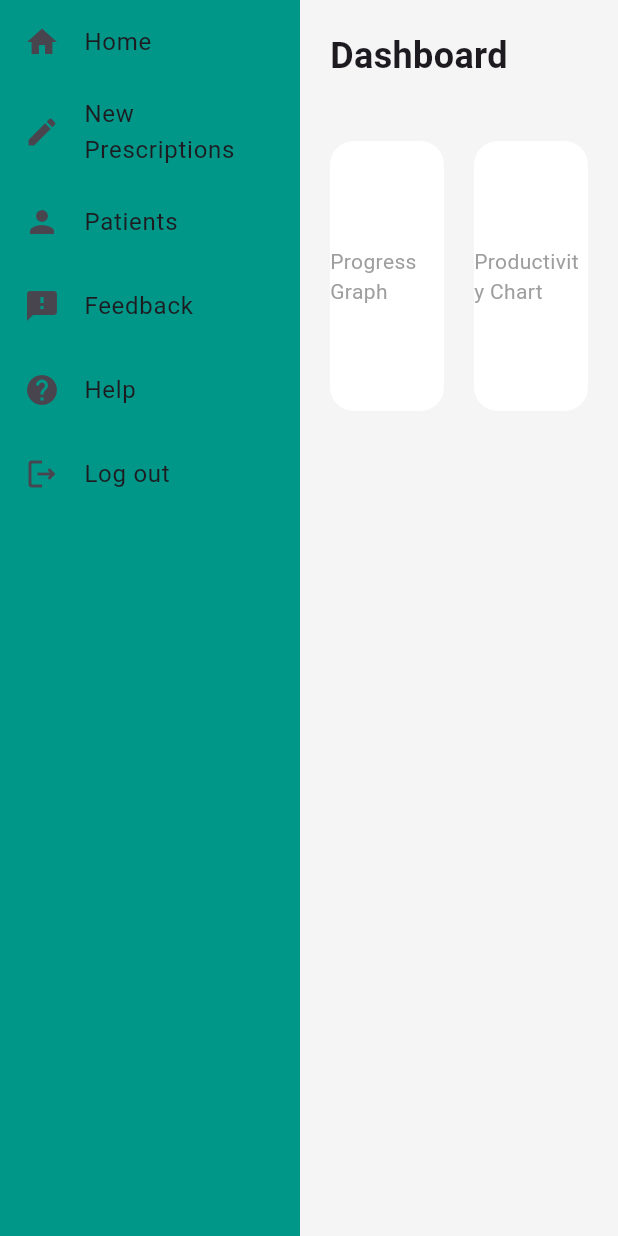
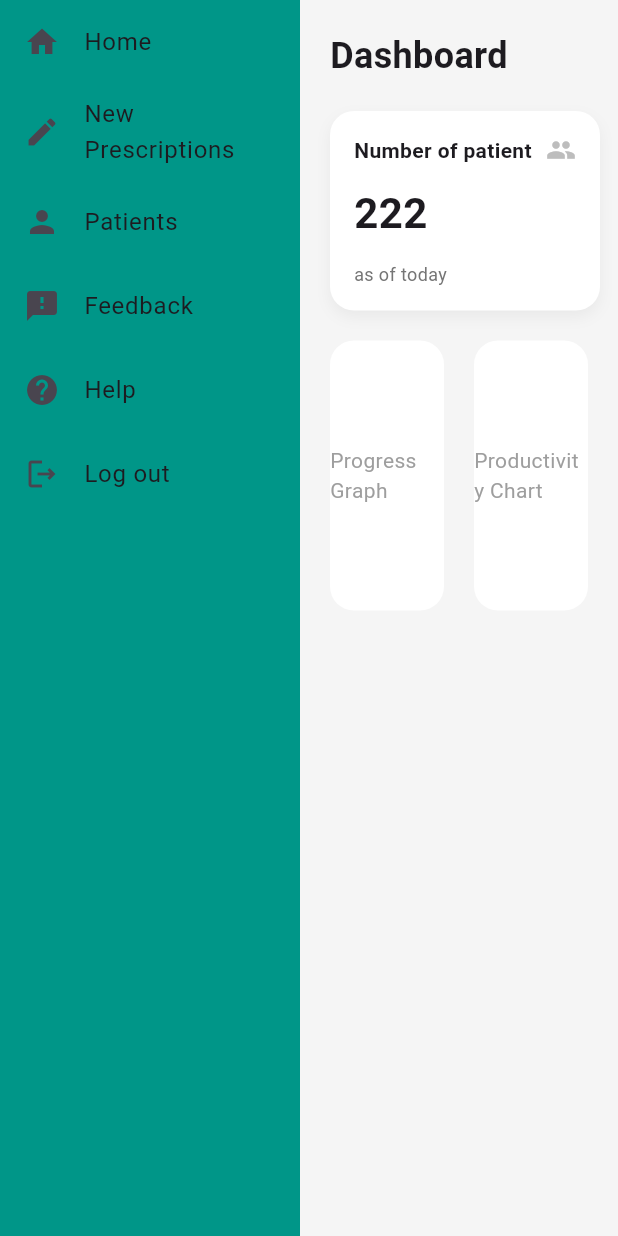
Before and after one commit to saadmajaly/Prescripto, a Flutter app: the physicianHome screen opened directly, on a phone screen of 412 x 824 dp. Run offline on Flutter 3.47's test engine with Material 3 defaults, Android fonts, the phone set to English and light mode, and no system bars; our stand-ins replace drift, drift_flutter, shared_preferences; accounts and stored records are empty; generated files the repository leaves out were written again; statements that could not run were skipped.

Commit message:
change home page front

```diff
--- a/lib/physician/Home/Home.dart
+++ b/lib/physician/Home/Home.dart
@@ -13,26 +13,23 @@ class physicianHome extends StatelessWidget {
   Widget build(BuildContext context) {
     return Scaffold(
       backgroundColor: const Color(0xFFF5F5F5),
-
       body: Row(
         children: [
           // Sidebar Menu
           Container(
             width: 200,
-        color: const Color.fromARGB(255, 0, 150, 136),  // #009688
-
+            color: const Color.fromARGB(255, 0, 150, 136), // #009688
             child: Column(
               crossAxisAlignment: CrossAxisAlignment.start,
               children: [
                 ListTile(
-                  leading: Icon(Icons.home),
-                  title: Text('Home'),
-                  onTap: () {
-                  },
+                  leading: const Icon(Icons.home),
+                  title: const Text('Home'),
+                  onTap: () {},
                 ),
                 ListTile(
-                  leading: Icon(Icons.edit),
-                  title: Text('New Prescriptions'),
+                  leading: const Icon(Icons.edit),
+                  title: const Text('New Prescriptions'),
                   onTap: () {
                     Navigator.push(
                       context,
@@ -44,14 +41,15 @@ class physicianHome extends StatelessWidget {
                   leading: const Icon(Icons.person),
                   title: const Text('Patients'),
                   onTap: () {
-              Navigator.push(context, MaterialPageRoute(builder: (context) => Patients()));
+                    Navigator.push(
+                      context,
+                      MaterialPageRoute(builder: (context) => Patients()),
+                    );
                   },
                 ),
-
-
                 ListTile(
-                  leading: Icon(Icons.feedback),
-                  title: Text('Feedback'),
+                  leading: const Icon(Icons.feedback),
+                  title: const Text('Feedback'),
                   onTap: () {
                     Navigator.push(
                       context,
@@ -60,19 +58,17 @@ class physicianHome extends StatelessWidget {
                   },
                 ),
                 ListTile(
-                  leading: Icon(Icons.help),
-                  title: Text('Help'),
+                  leading: const Icon(Icons.help),
+                  title: const Text('Help'),
                   onTap: () {},
                 ),
                 ListTile(
-                  leading: Icon(Icons.logout_outlined),
-                  title: Text('Log out'),
+                  leading: const Icon(Icons.logout_outlined),
+                  title: const Text('Log out'),
                   onTap: () {
-                    // Clear user data if needed
-                    // Then navigate to login screen
                     Navigator.pushAndRemoveUntil(
                       context,
-                      MaterialPageRoute(builder: (context) => WebLoginPage ()),
+                      MaterialPageRoute(builder: (context) => WebLoginPage()),
                       (route) => false,
                     );
                   },
@@ -89,66 +85,161 @@ class physicianHome extends StatelessWidget {
                 crossAxisAlignment: CrossAxisAlignment.start,
                 children: [
                   // Header
-                  Row(
+                  const Row(
                     mainAxisAlignment: MainAxisAlignment.spaceBetween,
                     children: [
-                      const Text('Dashboard', style: TextStyle(fontSize: 24, fontWeight: FontWeight.bold)),
-
+                      Text(
+                        'Dashboard',
+                        style: TextStyle(
+                          fontSize: 24,
+                          fontWeight: FontWeight.bold,
+                        ),
+                      ),
                     ],
                   ),
 
                   const SizedBox(height: 20),
 
+                  // ==== STATISTIC CARD ROW ====
+                  const Row(
+                    children: [
+                      StatCard(
+                        title: 'Number of patient',
+                        value: '222',
+                        footnote: 'as of today',
+                        topRightIcon: Icons.people,
+                      ),
+                    ],
+                  ),
 
                   const SizedBox(height: 20),
 
-                  // Charts and Task
+                  // Charts or other content
                   Expanded(
                     child: Row(
                       crossAxisAlignment: CrossAxisAlignment.start,
                       children: [
-                        // Left side with Progress and Skills
                         Expanded(
                           flex: 2,
-                          child: Column(
-                            children: [
-                              _buildPlaceholder(height: 180, label: 'Progress Graph'),
-
-                            ],
+                          child: _buildPlaceholder(
+                            height: 180,
+                            label: 'Progress Graph',
                           ),
                         ),
                         const SizedBox(width: 20),
-                        // Right side with Productivity and Tasks
                         Expanded(
                           flex: 2,
-                          child: Column(
-                            children: [
-                              _buildPlaceholder(height: 180, label: 'Productivity Chart'),
-
+                          child: _buildPlaceholder(
+                            height: 180,
+                            label: 'Productivity Chart',
+                          ),
+                        ),
                       ],
                     ),
                   ),
                 ],
               ),
-                  )
-                ],
             ),
           ),
-          )
         ],
       ),
     );
   }
-
 }
 
-  Widget _buildPlaceholder({required double height, required String label}) {
+/// Placeholder for charts
+Widget _buildPlaceholder({
+  required double height,
+  required String label,
+}) {
   return Container(
     height: height,
     decoration: BoxDecoration(
       color: Colors.white,
       borderRadius: BorderRadius.circular(16),
     ),
-      child: Center(child: Text(label, style: const TextStyle(color: Colors.grey))),
+    child: Center(
+      child: Text(
+        label,
+        style: const TextStyle(color: Colors.grey),
+      ),
+    ),
   );
 }
+
+/// Simplified StatCard (only title, value, footnote)
+class StatCard extends StatelessWidget {
+  final String title;
+  final String value;
+  final String footnote;
+  final IconData topRightIcon;
+
+  const StatCard({
+    Key? key,
+    required this.title,
+    required this.value,
+    required this.footnote,
+    required this.topRightIcon,
+  }) : super(key: key);
+
+  @override
+  Widget build(BuildContext context) {
+    return Container(
+      width: 180,
+      padding: const EdgeInsets.all(16),
+      decoration: BoxDecoration(
+        color: Colors.white,
+        borderRadius: BorderRadius.circular(16),
+        boxShadow: [
+          BoxShadow(
+            color: Colors.black.withOpacity(0.05),
+            blurRadius: 8,
+            offset: const Offset(0, 4),
+          ),
+        ],
+      ),
+      child: Column(
+        crossAxisAlignment: CrossAxisAlignment.start,
+        children: [
+          // Title + icon
+          Row(
+            children: [
+              Expanded(
+                child: Text(
+                  title,
+                  style: const TextStyle(
+                    fontSize: 14,
+                    fontWeight: FontWeight.bold,
+                  ),
+                ),
+              ),
+              Icon(topRightIcon, size: 20, color: Colors.grey[400]),
+            ],
+          ),
+
+          const SizedBox(height: 12),
+
+          // Big value
+          Text(
+            value,
+            style: const TextStyle(
+              fontSize: 28,
+              fontWeight: FontWeight.bold,
+            ),
+          ),
+
+          const SizedBox(height: 12),
+
+          // Footnote
+          Text(
+            footnote,
+            style: TextStyle(
+              fontSize: 12,
+              color: Colors.grey[600],
+            ),
+          ),
+        ],
+      ),
+    );
+  }
+}
```
Lines whose indentation alone changed are shown as unchanged.
